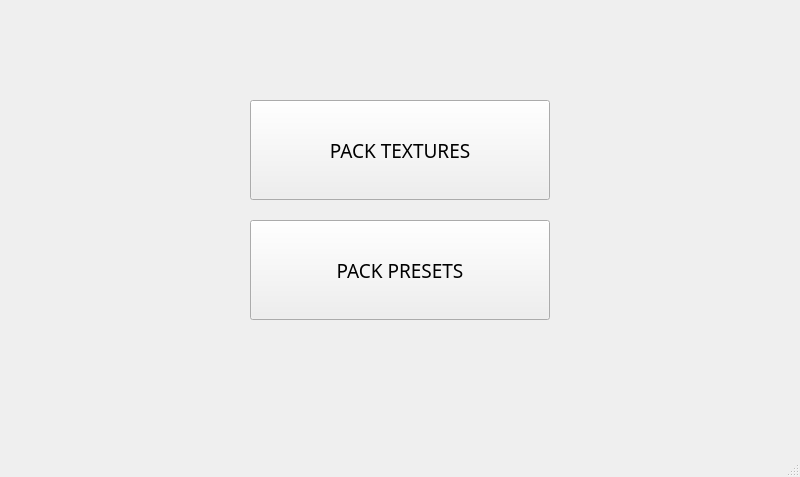
Before: the Qt Designer form MainMenu.ui in Markgundam/TexturePacker, drawn with Qt 5.
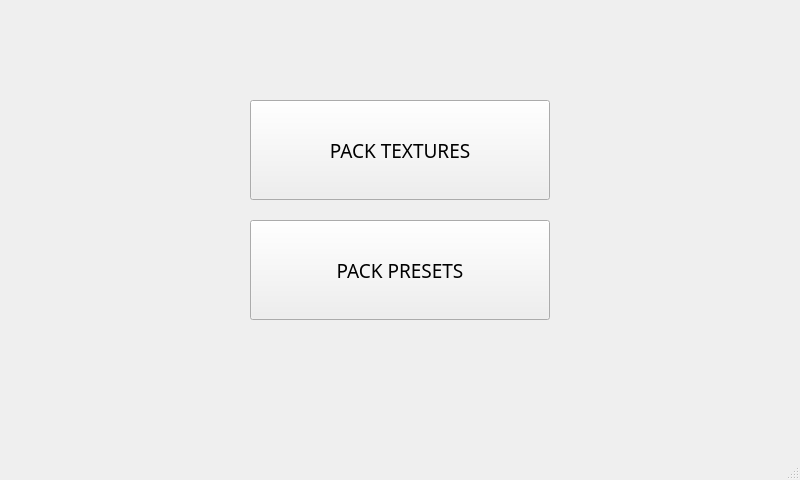
After: the same form once the commit is applied.

Commit message: UI Frontend finalized

The edit to the form file:
```diff
--- a/MainMenu.ui
+++ b/MainMenu.ui
@@ -7,9 +7,15 @@
     <x>0</x>
     <y>0</y>
     <width>800</width>
-    <height>477</height>
+    <height>480</height>
    </rect>
   </property>
+  <property name="minimumSize">
+   <size>
+    <width>800</width>
+    <height>480</height>
+   </size>
+  </property>
   <property name="windowTitle">
    <string>MainMenu</string>
   </property>
```
Left out of the diff: 2 changed lines with no effect on the pictures. The commit also changes 6 other files.
